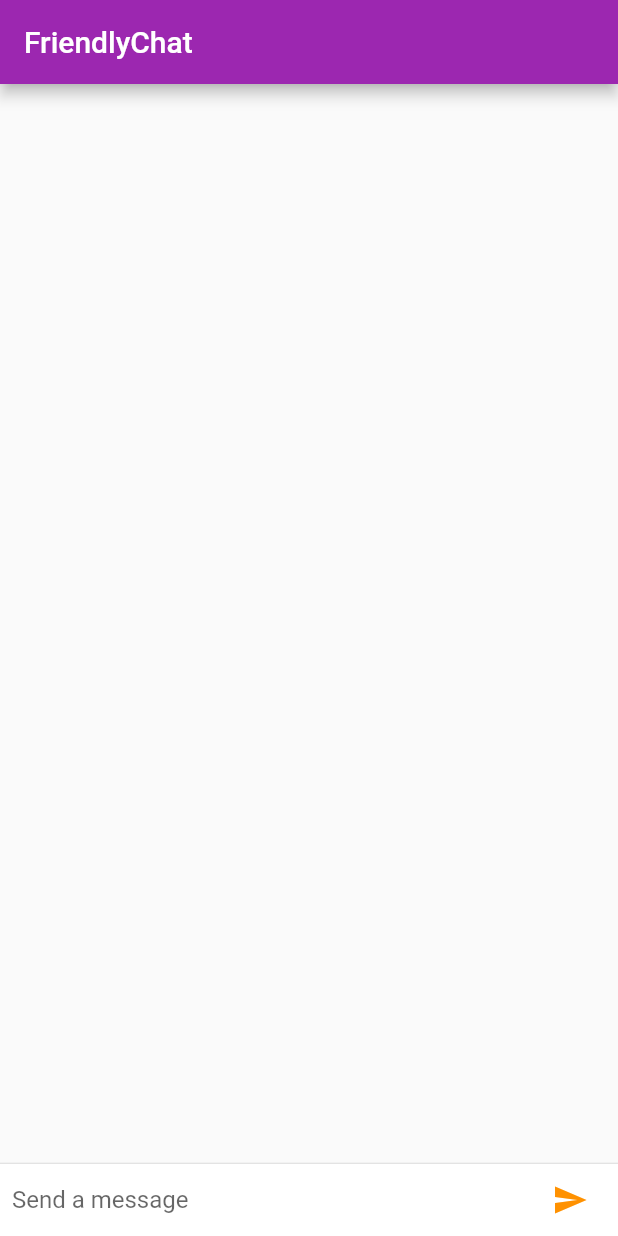
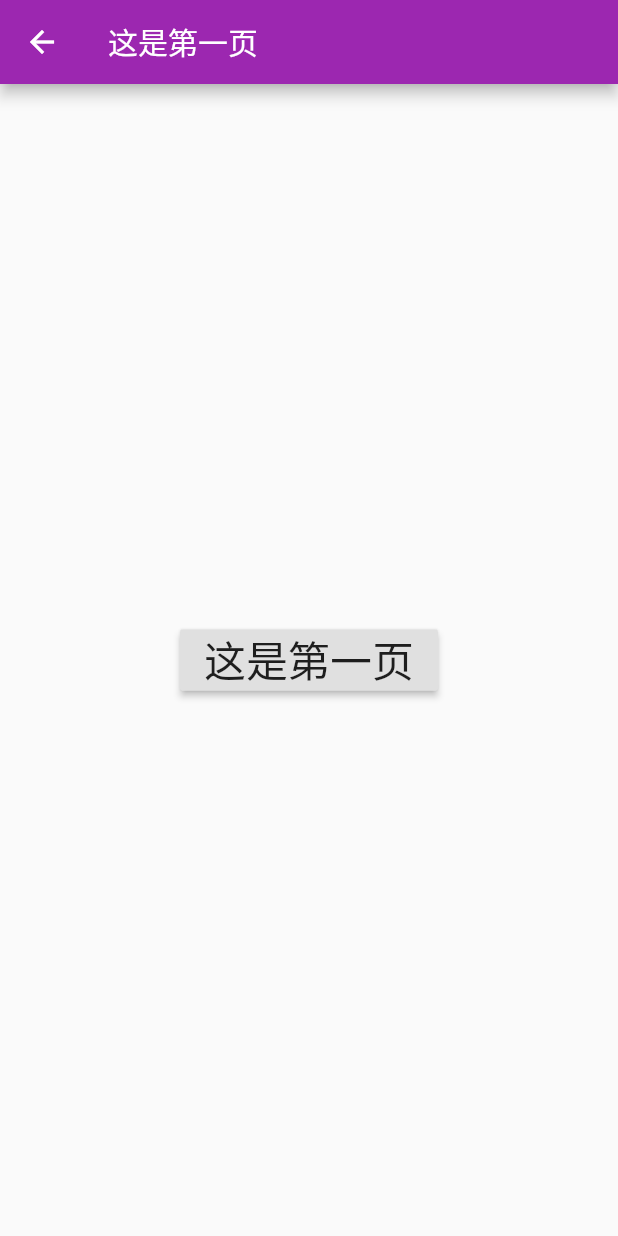
Before and after one commit to pizhihui/flutter_play, a Flutter app: the screen it shows after launch, on a phone screen of 412 x 824 dp. Run offline on Flutter 3.47's test engine with Material 2 defaults, Android fonts, the phone set to English and light mode, and no system bars.

```diff
--- a/lib/main.dart
+++ b/lib/main.dart
@@ -16,7 +16,7 @@ import 'package:flutter/foundation.dart';
 
 //void main() => runApp(MyApp());
 
-void main(){
+void main() {
   runApp(new MyAPP());
 }
 
@@ -32,18 +32,113 @@ final ThemeData kDefaultTheme = new ThemeData(
 );
 
 class MyAPP extends StatelessWidget {
+
+  //用户名
+  String userName;
+
+  //密码
+  String password;
+
   @override
   Widget build(BuildContext context) {
     return MaterialApp(
       title: "FriendlyChat",
-      theme: defaultTargetPlatform == TargetPlatform.iOS         //new
-          ? kIOSTheme                                              //new
+      theme: defaultTargetPlatform == TargetPlatform.iOS //new
+          ? kIOSTheme //new
           : kDefaultTheme,
-      home: ChatScreen(),
+      routes: {
+        '/first': (BuildContext context) => FirstPage(), //添加路由
+        '/second': (BuildContext context) => SecondPage(),
+      },
+      initialRoute: '/first',//初始路由页面为first页面
+      home: MyHomePage(),
     );
   }
 }
 
+//这是一个可改变的Widget
+class MyHomePage extends StatefulWidget {
+  @override
+  _MyHomePageState createState() => new _MyHomePageState();
+}
+
+class _MyHomePageState extends State<MyHomePage> {
+  @override
+  Widget build(BuildContext context) {
+    return new Scaffold(
+      appBar: new AppBar(
+        title: Text('MaterialApp示例'),
+      ),
+      body: Center(
+        child: Text(
+          '主页',
+          style: TextStyle(fontSize: 28.0),
+        ),
+      ),
+    );
+  }
+}
+
+//第一个路由页面
+class FirstPage extends StatelessWidget {
+  @override
+  Widget build(BuildContext context) {
+    return new Scaffold(
+      appBar: new AppBar(
+        title: Text('这是第一页'),
+      ),
+      body: Center(
+        child: RaisedButton(
+          onPressed: () {
+            //路由跳转到第二个页面
+            Navigator.pushNamed(context, '/second');
+          },
+          child: Text(
+            '这是第一页',
+            style: TextStyle(fontSize: 28.0),
+          ),
+        ),
+      ),
+    );
+  }
+}
+
+//第二个路由页面
+class SecondPage extends StatelessWidget {
+  @override
+  Widget build(BuildContext context) {
+    return new Scaffold(
+      appBar: new AppBar(
+        title: Text('这是第二页'),
+      ),
+      body: Center(
+        child: RaisedButton(
+          onPressed: () {
+            //路由跳转到第一个页面
+            Navigator.pushNamed(context, '/first');
+          },
+          child: Text(
+            '这是第二页',
+            style: TextStyle(fontSize: 28.0),
+          ),
+        ),
+      ),
+    );
+  }
+}
+//
+//class MyAPP extends StatelessWidget {
+//  @override
+//  Widget build(BuildContext context) {
+//    return MaterialApp(
+//      title: "FriendlyChat",
+//      theme: defaultTargetPlatform == TargetPlatform.iOS         //new
+//          ? kIOSTheme                                              //new
+//          : kDefaultTheme,
+//      home: ChatScreen(),
+//    );
+//  }
+//}
 
 //class MyApp extends StatelessWidget {
 //  // This widget is the root of your application.
```
